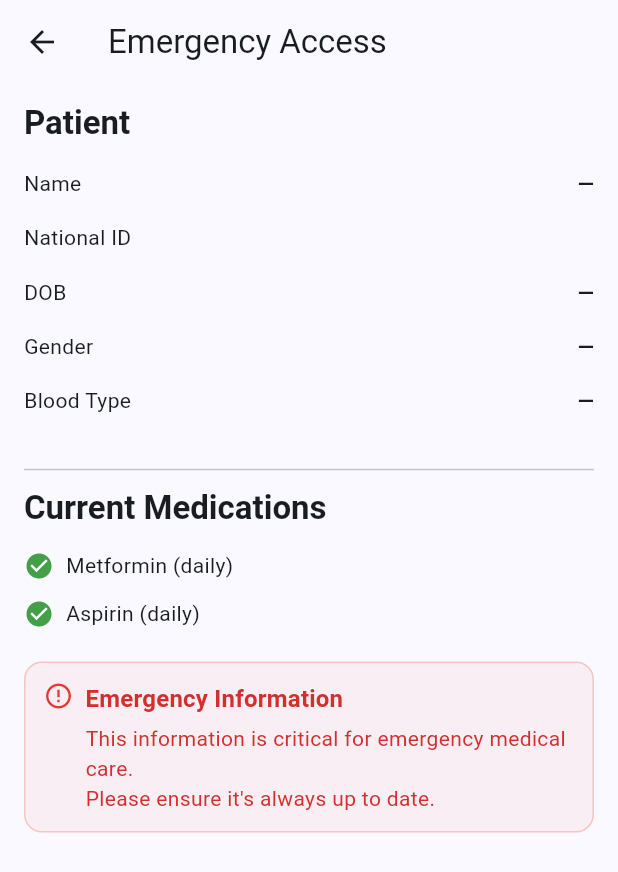
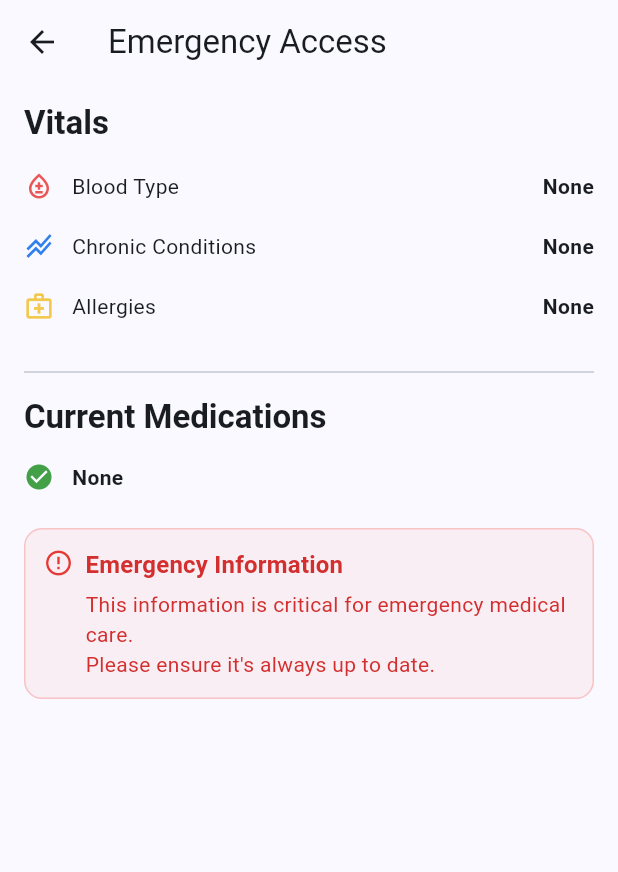
Before and after one commit to alablaq26-lab/health_app, a Flutter app: the EmergencyInfoPage screen opened directly with empty values, on a phone screen of 412 x 824 dp. Shown: the top 872 px of the screen. Run offline on Flutter 3.47's test engine with Material 3 defaults, Android fonts, the light colour scheme and no system bars; our stand-ins replace qr_flutter, shared_preferences, supabase_flutter; accounts and stored records are empty.

Commit message:
Refactor EmergencyInfoPage to use FutureBuilder for data loading and improve UI structure

```diff
--- a/lib/pages/emergency_info_page.dart
+++ b/lib/pages/emergency_info_page.dart
@@ -1,179 +1,241 @@
 import 'package:flutter/material.dart';
 import 'package:supabase_flutter/supabase_flutter.dart';
 
-/// تعرض بيانات الطوارئ للمستخدم بناءً على national_id من Supabase.
-class EmergencyInfoPage extends StatefulWidget {
-  final String nationalId;
+/// Emergency page that shows: Blood Type, Chronic Conditions, Allergies,
+/// and Current Medications.
+/// - Reads from Supabase table: user_patient
+/// - Uses: blood_group (for Blood Type)
+/// - Allergies/Conditions/Medications are shown as "None" when not available.
+///
+/// NOTE: Make sure Supabase is initialized somewhere once in your app, e.g.:
+/// (keep this as a comment if you already initialized it)
+///
+/// // await Supabase.initialize(
+/// //   url: 'https://YOUR-PROJECT-ref.supabase.co',
+/// //   anonKey: 'YOUR-ANON-KEY',
+/// // );
+///
+class EmergencyInfoPage extends StatelessWidget {
   const EmergencyInfoPage({super.key, required this.nationalId});
 
-  @override
-  State<EmergencyInfoPage> createState() => _EmergencyInfoPageState();
-}
+  /// The citizen national ID to look up.
+  final String nationalId;
 
-class _EmergencyInfoPageState extends State<EmergencyInfoPage> {
-  Map<String, dynamic>? row; // بيانات من create_user_patient
-  bool loading = true;
-  String? errorMsg;
+  SupabaseClient get _sb => Supabase.instance.client;
 
-  @override
-  void initState() {
-    super.initState();
-    _fetch();
+  Future<_EmergencyDto?> _load() async {
+    // 1) Try to get from user_patient by national_id
+    final resp = await _sb
+        .from('create_user_patient')
+        .select('full_name, gender, dob, blood_group')
+        .eq('national_id', nationalId.trim())
+        .limit(1)
+        .maybeSingle();
+
+    if (resp == null) return null;
+
+    // Map what we have. Missing fields will be "None" in the UI.
+    final bloodGroup = (resp['blood_group'] as String?)?.trim();
+    return _EmergencyDto(
+      fullName: (resp['full_name'] as String?)?.trim(),
+      bloodGroup:
+          (bloodGroup == null || bloodGroup.isEmpty) ? null : bloodGroup,
+      allergies: null, // Not available in user_patient → will show "None"
+      chronicConditions: null, // Not available → "None"
+      medications: const [], // Not available → "None"
+    );
   }
-
-  Future<void> _fetch() async {
-    try {
-      final supabase = Supabase.instance.client;
-
-      /// ✨ غيّر اسم الجدول/الأعمدة لو كانت مختلفة عندك.
-      final data = await supabase
-          .from('create_user_patient')
-          .select()
-          .eq('national_id', widget.nationalId)
-          .maybeSingle();
-
-      if (!mounted) return;
-      setState(() {
-        row = data; // قد تكون null لو ما لقي
-        loading = false;
-      });
-    } catch (e) {
-      if (!mounted) return;
-      setState(() {
-        errorMsg = 'Failed to load data: $e';
-        loading = false;
-      });
-    }
-  }
-
-  String _v(dynamic v) =>
-      (v == null || (v is String && v.trim().isEmpty)) ? '—' : v.toString();
 
   @override
   Widget build(BuildContext context) {
     final theme = Theme.of(context);
-
-    if (loading) {
-      return const Scaffold(
-        body: Center(child: CircularProgressIndicator()),
-      );
-    }
-    if (errorMsg != null) {
-      return Scaffold(
-        appBar: AppBar(title: const Text('Emergency Access')),
-        body: Center(child: Text(errorMsg!)),
-      );
-    }
-    if (row == null) {
-      return Scaffold(
-        appBar: AppBar(title: const Text('Emergency Access')),
-        body: Center(
-          child: Text('No data found for ID: ${widget.nationalId}'),
-        ),
-      );
-    }
-
-    final name = _v(row!['full_name']);
-    final dob = _v(row!['dob']);
-    final gender = _v(row!['gender']);
-    final blood = _v(row!['blood_group']);
-
-    // إبقِ هذه كروت مرتبة وقابلة للتبديل لاحقًا (أدوية مزمنة/حساسيات… الخ)
     return Scaffold(
       appBar: AppBar(
+        leading: const BackButton(),
         title: const Text('Emergency Access'),
-        actions: [
-          // لاحقًا ممكن تضيف زر QR أو مشاركة
-        ],
       ),
-      body: SafeArea(
-        child: ListView(
-          padding: const EdgeInsets.fromLTRB(16, 12, 16, 24),
-          children: [
-            Text('Patient',
-                style: theme.textTheme.titleLarge
-                    ?.copyWith(fontWeight: FontWeight.w700)),
-            const SizedBox(height: 8),
-            _row(theme, 'Name', name),
-            _row(theme, 'National ID', widget.nationalId),
-            _row(theme, 'DOB', dob),
-            _row(theme, 'Gender', gender),
-            _row(theme, 'Blood Type', blood),
+      body: FutureBuilder<_EmergencyDto?>(
+        future: _load(),
+        builder: (context, snap) {
+          if (snap.connectionState == ConnectionState.waiting) {
+            return const Center(child: CircularProgressIndicator());
+          }
+          if (snap.hasError) {
+            return Center(
+              child: Padding(
+                padding: const EdgeInsets.all(16),
+                child: Text(
+                  'Failed to load data.\n${snap.error}',
+                  textAlign: TextAlign.center,
+                ),
+              ),
+            );
+          }
+          final data = snap.data;
+          if (data == null) {
+            return Center(
+              child: Text('No data found for ID: $nationalId'),
+            );
+          }
 
-            const SizedBox(height: 16),
-            const Divider(height: 24),
+          return SafeArea(
+            child: ListView(
+              padding: const EdgeInsets.fromLTRB(16, 12, 16, 32),
+              children: [
+                // ---- VITALS ----
+                Text(
+                  'Vitals',
+                  style: theme.textTheme.titleLarge?.copyWith(
+                    fontWeight: FontWeight.w700,
+                  ),
+                ),
+                const SizedBox(height: 8),
+                _vitalRow(
+                  context,
+                  icon: Icons.bloodtype_outlined,
+                  iconColor: const Color(0xFFEB5757),
+                  label: 'Blood Type',
+                  value: data.bloodGroup ?? 'None',
+                ),
+                _vitalRow(
+                  context,
+                  icon: Icons.stacked_line_chart,
+                  iconColor: const Color(0xFF2F80ED),
+                  label: 'Chronic Conditions',
+                  value: data.chronicConditions ?? 'None',
+                ),
+                _vitalRow(
+                  context,
+                  icon: Icons.medical_services_outlined,
+                  iconColor: const Color(0xFFF2C94C),
+                  label: 'Allergies',
+                  value: (data.allergies == null || data.allergies!.isEmpty)
+                      ? 'None'
+                      : data.allergies!,
+                ),
 
-            // أمثلة لأقسام ثابتة مؤقتًا — اربطها لاحقًا بجدول آخر (مثلاً create_user_hospital)
-            Text('Current Medications',
-                style: theme.textTheme.titleLarge
-                    ?.copyWith(fontWeight: FontWeight.w700)),
-            const SizedBox(height: 8),
-            _bullet(theme, 'Metformin (daily)'),
-            _bullet(theme, 'Aspirin (daily)'),
+                const SizedBox(height: 16),
+                const Divider(),
 
-            const SizedBox(height: 16),
-            _warning(theme),
-          ],
-        ),
+                // ---- CURRENT MEDS ----
+                const SizedBox(height: 8),
+                Text(
+                  'Current Medications',
+                  style: theme.textTheme.titleLarge?.copyWith(
+                    fontWeight: FontWeight.w700,
+                  ),
+                ),
+                const SizedBox(height: 8),
+                if (data.medications == null || data.medications!.isEmpty)
+                  _medRow(context, name: 'None')
+                else
+                  ...data.medications!.map(
+                    (m) => _medRow(context, name: m),
+                  ),
+
+                const SizedBox(height: 16),
+
+                // ---- WARNING CARD ----
+                Container(
+                  decoration: BoxDecoration(
+                    color: Colors.red.withOpacity(.06),
+                    border: Border.all(color: Colors.red.withOpacity(.25)),
+                    borderRadius: BorderRadius.circular(12),
+                  ),
+                  padding:
+                      const EdgeInsets.symmetric(horizontal: 12, vertical: 12),
+                  child: Row(
+                    crossAxisAlignment: CrossAxisAlignment.start,
+                    children: [
+                      Icon(Icons.error_outline,
+                          color: Colors.red.shade600, size: 20),
+                      const SizedBox(width: 8),
+                      Expanded(
+                        child: Column(
+                          crossAxisAlignment: CrossAxisAlignment.start,
+                          children: [
+                            Text(
+                              'Emergency Information',
+                              style: theme.textTheme.titleMedium?.copyWith(
+                                color: Colors.red.shade700,
+                                fontWeight: FontWeight.w700,
+                              ),
+                            ),
+                            const SizedBox(height: 4),
+                            Text(
+                              "This information is critical for emergency medical care.\nPlease ensure it's always up to date.",
+                              style: theme.textTheme.bodyMedium?.copyWith(
+                                color: Colors.red.shade700,
+                              ),
+                            ),
+                          ],
+                        ),
+                      ),
+                    ],
+                  ),
+                ),
+              ],
+            ),
+          );
+        },
       ),
     );
   }
 
-  Widget _row(ThemeData theme, String label, String value) {
+  // ---------- UI helpers ----------
+
+  Widget _vitalRow(
+    BuildContext context, {
+    required IconData icon,
+    required Color iconColor,
+    required String label,
+    required String value,
+  }) {
+    final textStyle = Theme.of(context).textTheme.bodyMedium;
     return Padding(
-      padding: const EdgeInsets.symmetric(vertical: 8),
+      padding: const EdgeInsets.symmetric(vertical: 10),
       child: Row(
         children: [
-          Expanded(child: Text(label, style: theme.textTheme.bodyMedium)),
-          Text(value,
-              style: theme.textTheme.bodyMedium
-                  ?.copyWith(fontWeight: FontWeight.w600)),
+          Icon(icon, color: iconColor, size: 20),
+          const SizedBox(width: 12),
+          Expanded(child: Text(label, style: textStyle)),
+          Text(
+            value,
+            style: textStyle?.copyWith(fontWeight: FontWeight.w600),
+            textAlign: TextAlign.right,
+          ),
         ],
       ),
     );
   }
 
-  Widget _bullet(ThemeData theme, String text) {
+  Widget _medRow(BuildContext context, {required String name, String? note}) {
     return Padding(
-      padding: const EdgeInsets.symmetric(vertical: 6),
+      padding: const EdgeInsets.symmetric(vertical: 8),
       child: Row(
         children: [
           Icon(Icons.check_circle, color: Colors.green.shade600, size: 20),
-          const SizedBox(width: 8),
-          Expanded(child: Text(text, style: theme.textTheme.bodyMedium)),
-        ],
-      ),
-    );
-  }
-
-  Widget _warning(ThemeData theme) {
-    return Container(
-      decoration: BoxDecoration(
-        color: Colors.red.withOpacity(.06),
-        border: Border.all(color: Colors.red.withOpacity(.25)),
-        borderRadius: BorderRadius.circular(12),
-      ),
-      padding: const EdgeInsets.symmetric(horizontal: 12, vertical: 12),
-      child: Row(
-        crossAxisAlignment: CrossAxisAlignment.start,
-        children: [
-          Icon(Icons.error_outline, color: Colors.red.shade600, size: 20),
-          const SizedBox(width: 8),
+          const SizedBox(width: 12),
           Expanded(
-            child: Column(
-              crossAxisAlignment: CrossAxisAlignment.start,
+            child: Row(
               children: [
-                Text('Emergency Information',
-                    style: theme.textTheme.titleMedium?.copyWith(
-                      color: Colors.red.shade700,
-                      fontWeight: FontWeight.w700,
-                    )),
-                const SizedBox(height: 4),
                 Text(
-                  "This information is critical for emergency medical care.\nPlease ensure it's always up to date.",
-                  style: theme.textTheme.bodyMedium
-                      ?.copyWith(color: Colors.red.shade700),
+                  name,
+                  style: Theme.of(context)
+                      .textTheme
+                      .bodyMedium
+                      ?.copyWith(fontWeight: FontWeight.w600),
                 ),
+                if (note != null) ...[
+                  const SizedBox(width: 6),
+                  Text(
+                    note,
+                    style: Theme.of(context)
+                        .textTheme
+                        .bodySmall
+                        ?.copyWith(color: Colors.black54),
+                  ),
+                ],
               ],
             ),
           ),
@@ -182,3 +244,19 @@ class _EmergencyInfoPageState extends State<EmergencyInfoPage> {
     );
   }
 }
+
+class _EmergencyDto {
+  _EmergencyDto({
+    this.fullName,
+    this.bloodGroup,
+    this.allergies,
+    this.chronicConditions,
+    this.medications,
+  });
+
+  final String? fullName;
+  final String? bloodGroup;
+  final String? allergies;
+  final String? chronicConditions;
+  final List<String>? medications;
+}
```
